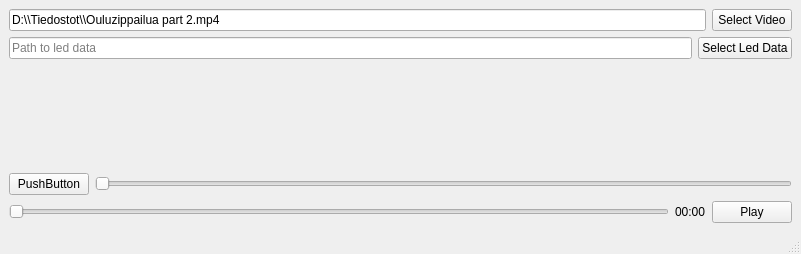
Before: the Qt Designer form pc_c++_preprocess/cpp_vlc_preprocess_player/preprocessplayer.ui in 0LTSU0/ScreenLed, drawn with Qt 5.
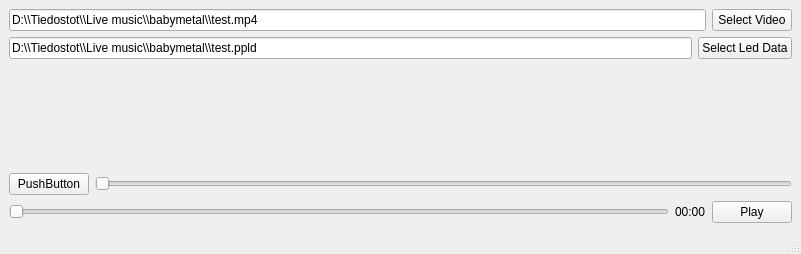
After: the same form once the commit is applied.

The edit to the form file:
```diff
--- a/pc_c++_preprocess/cpp_vlc_preprocess_player/preprocessplayer.ui
+++ b/pc_c++_preprocess/cpp_vlc_preprocess_player/preprocessplayer.ui
@@ -20,7 +20,7 @@
       <item>
        <widget class="QLineEdit" name="SelectVideoPath">
         <property name="text">
-         <string>D:\\Tiedostot\\Ouluzippailua part 2.mp4</string>
+         <string>D:\\Tiedostot\\Live music\\babymetal\\test.mp4</string>
         </property>
         <property name="placeholderText">
          <string>Path to video file</string>
@@ -43,6 +43,9 @@
      <layout class="QHBoxLayout" name="horizontalLayout_2">
       <item>
        <widget class="QLineEdit" name="SelectLedDataPath">
+        <property name="text">
+         <string>D:\\Tiedostot\\Live music\\babymetal\\test.ppld</string>
+        </property>
         <property name="placeholderText">
          <string>Path to led data</string>
         </property>
```
